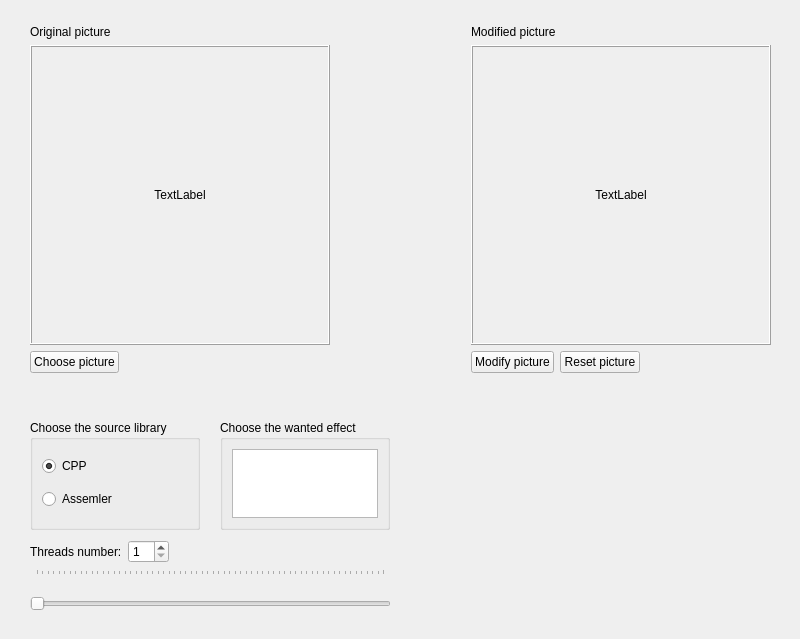
Qt form Sepia_Vignetting/mainwindow.ui (LapciuchPS/Curriculum-Vitae) before a commit.
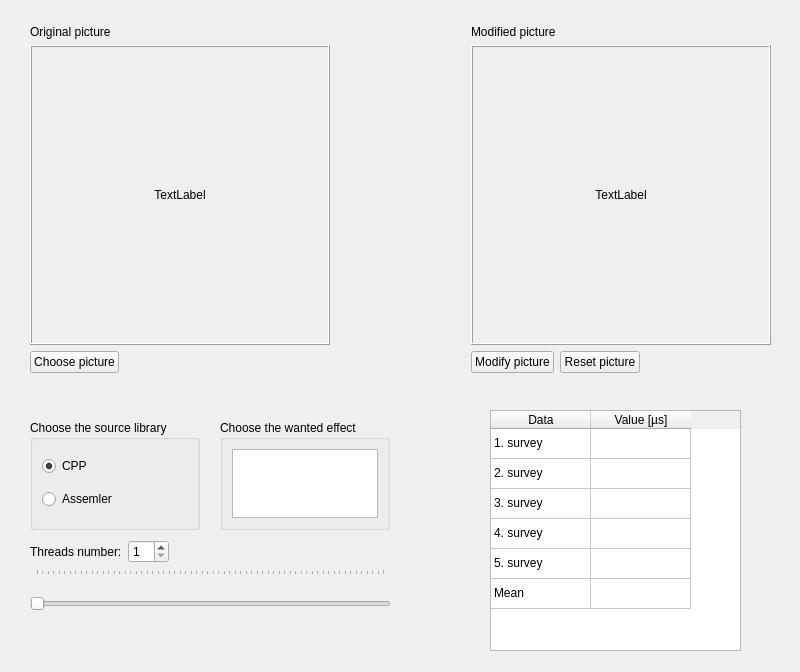
The same form after that commit.

Commit message: Added table for time surveys

Patch:
```diff
--- a/Sepia_Vignetting/mainwindow.ui
+++ b/Sepia_Vignetting/mainwindow.ui
@@ -7,7 +7,7 @@
     <x>0</x>
     <y>0</y>
     <width>800</width>
-    <height>639</height>
+    <height>672</height>
    </rect>
   </property>
   <property name="windowTitle">
@@ -153,7 +153,7 @@
      </item>
     </layout>
    </widget>
-   <widget class="QWidget" name="">
+   <widget class="QWidget" name="layoutWidget">
     <property name="geometry">
      <rect>
       <x>30</x>
@@ -341,6 +341,113 @@
      </item>
     </layout>
    </widget>
+   <widget class="QTableWidget" name="tableWidget_survey_table">
+    <property name="geometry">
+     <rect>
+      <x>490</x>
+      <y>410</y>
+      <width>251</width>
+      <height>241</height>
+     </rect>
+    </property>
+    <property name="verticalScrollBarPolicy">
+     <enum>Qt::ScrollBarPolicy::ScrollBarAlwaysOff</enum>
+    </property>
+    <property name="horizontalScrollBarPolicy">
+     <enum>Qt::ScrollBarPolicy::ScrollBarAlwaysOff</enum>
+    </property>
+    <property name="editTriggers">
+     <set>QAbstractItemView::EditTrigger::NoEditTriggers</set>
+    </property>
+    <attribute name="verticalHeaderVisible">
+     <bool>false</bool>
+    </attribute>
+    <row>
+     <property name="text">
+      <string>Nowy wiersz</string>
+     </property>
+    </row>
+    <row>
+     <property name="text">
+      <string>Nowy wiersz</string>
+     </property>
+    </row>
+    <row>
+     <property name="text">
+      <string>Nowy wiersz</string>
+     </property>
+    </row>
+    <row>
+     <property name="text">
+      <string>Nowy wiersz</string>
+     </property>
+    </row>
+    <row>
+     <property name="text">
+      <string>Nowy wiersz</string>
+     </property>
+    </row>
+    <row>
+     <property name="text">
+      <string>Nowy wiersz</string>
+     </property>
+    </row>
+    <column>
+     <property name="text">
+      <string>Data</string>
+     </property>
+    </column>
+    <column>
+     <property name="text">
+      <string>Value [µs]</string>
+     </property>
+    </column>
+    <item row="0" column="0">
+     <property name="text">
+      <string>1. survey</string>
+     </property>
+    </item>
+    <item row="0" column="1">
+     <property name="text">
+      <string/>
+     </property>
+    </item>
+    <item row="1" column="0">
+     <property name="text">
+      <string>2. survey</string>
+     </property>
+    </item>
+    <item row="2" column="0">
+     <property name="text">
+      <string>3. survey</string>
+     </property>
+    </item>
+    <item row="3" column="0">
+     <property name="text">
+      <string>4. survey</string>
+     </property>
+    </item>
+    <item row="3" column="1">
+     <property name="text">
+      <string/>
+     </property>
+    </item>
+    <item row="4" column="0">
+     <property name="text">
+      <string>5. survey</string>
+     </property>
+    </item>
+    <item row="4" column="1">
+     <property name="text">
+      <string/>
+     </property>
+    </item>
+    <item row="5" column="0">
+     <property name="text">
+      <string>Mean</string>
+     </property>
+    </item>
+   </widget>
   </widget>
  </widget>
  <resources/>
```
The commit also changes 4 other files.
